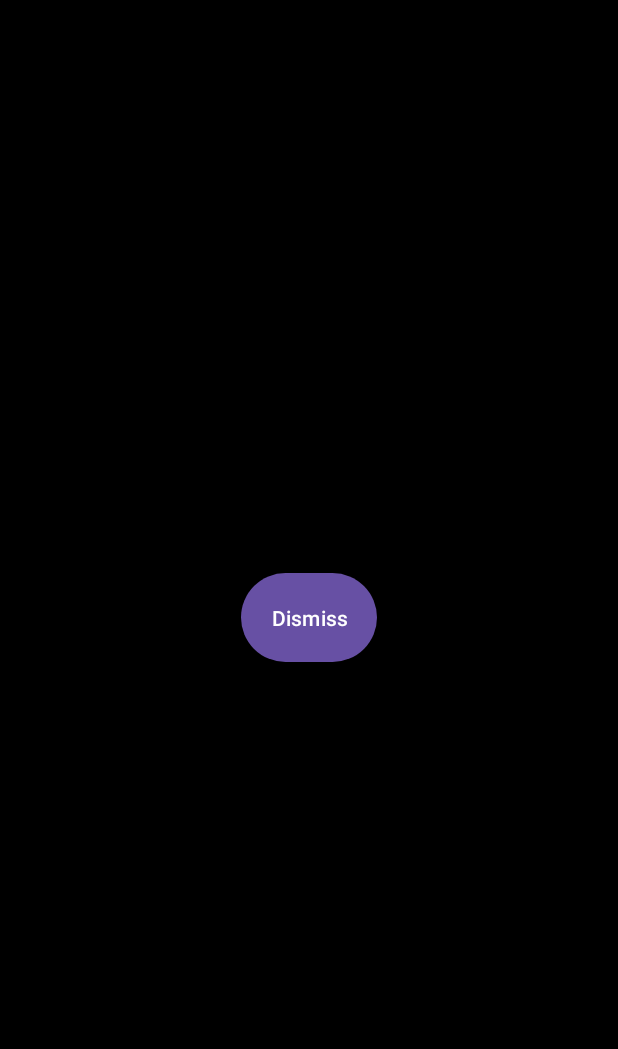
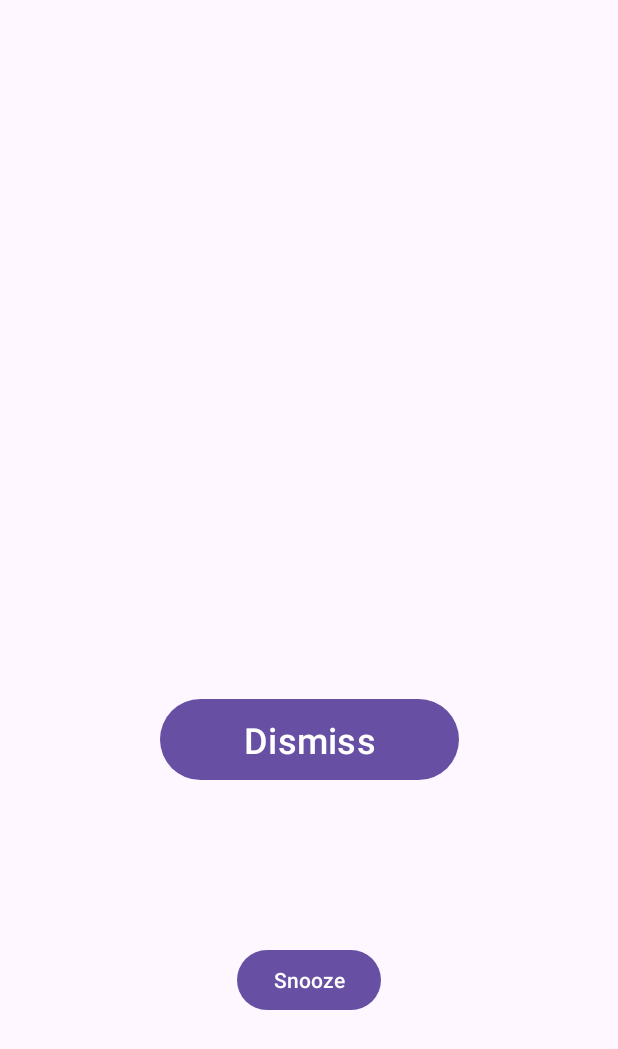
Before and after one commit to Forvely/Soluna, an Android app: the FullscreenAlarmActivity screen opened directly, with no data from a screen before it, on a phone screen of 412 x 824 dp. Shown: the top 1049 px of the screen. Run offline under Robolectric (Android 15) with nearby library versions, the phone set to English and light mode, and no system bars.

Commit message:
Added a temporary testing button, and added a snooze button which will have a customisable snooze duration in the future.

```diff
--- a/app/src/main/java/com/example/iwillworkv6/FullscreenAlarmActivity.kt
+++ b/app/src/main/java/com/example/iwillworkv6/FullscreenAlarmActivity.kt
@@ -7,6 +7,7 @@ import android.os.Bundle
 import android.view.WindowManager
 import android.widget.Button
 import androidx.appcompat.app.AppCompatActivity
+import java.util.concurrent.TimeUnit
 
 class FullscreenAlarmActivity : AppCompatActivity() {
 
@@ -31,10 +32,16 @@ class FullscreenAlarmActivity : AppCompatActivity() {
         // make hardware volume buttons control the alarm stream while this activity is visible
         volumeControlStream = AudioManager.STREAM_ALARM
 
-        findViewById<Button>(R.id.dismissButton).setOnClickListener {
+        findViewById<Button>(R.id.btn_Dismiss).setOnClickListener {
             // stop foreground service playing the alarm and finish activity
             stopService(Intent(this, AlarmPlayerService::class.java))
             finish()
         }
+        findViewById<Button>(R.id.btn_Snooze).setOnClickListener {
+            // stop foreground service playing the alarm and finish activity, then schedule a new alarm in _ minutes/seconds
+            stopService(Intent(this, AlarmPlayerService::class.java))
+            finish()
+            scheduleAlarmIn(5, TimeUnit.SECONDS)
+        }
     }
 }
--- a/app/src/main/res/layout/activity_fullscreen_alarm.xml
+++ b/app/src/main/res/layout/activity_fullscreen_alarm.xml
@@ -1,14 +1,32 @@
 <?xml version="1.0" encoding="utf-8"?>
-<FrameLayout xmlns:android="http://schemas.android.com/apk/res/android"
+<androidx.constraintlayout.widget.ConstraintLayout xmlns:android="http://schemas.android.com/apk/res/android"
+    xmlns:app="http://schemas.android.com/apk/res-auto"
+    xmlns:tools="http://schemas.android.com/tools"
+    android:id="@+id/main"
     android:layout_width="match_parent"
     android:layout_height="match_parent"
-    android:background="#000">
+    tools:context=".MainActivity">
 
     <Button
-        android:id="@+id/dismissButton"
+        android:id="@+id/btn_Dismiss"
+        android:layout_width="199dp"
+        android:layout_height="62dp"
+        android:layout_marginBottom="300dp"
+        android:text="Dismiss"
+        android:textSize="24sp"
+        app:layout_constraintBottom_toBottomOf="parent"
+        app:layout_constraintEnd_toEndOf="parent"
+        app:layout_constraintStart_toStartOf="parent" />
+
+    <Button
+        android:id="@+id/btn_Snooze"
         android:layout_width="wrap_content"
         android:layout_height="wrap_content"
-        android:text="Dismiss"
-        android:layout_gravity="center"
-        android:padding="20dp" />
-</FrameLayout>
+        android:layout_marginTop="105dp"
+        android:layout_marginBottom="147dp"
+        android:text="Snooze"
+        app:layout_constraintBottom_toBottomOf="parent"
+        app:layout_constraintEnd_toEndOf="parent"
+        app:layout_constraintStart_toStartOf="parent"
+        app:layout_constraintTop_toBottomOf="@+id/btn_Dismiss" />
+</androidx.constraintlayout.widget.ConstraintLayout>
--- a/settings.gradle.kts
+++ b/settings.gradle.kts
@@ -19,5 +19,5 @@ dependencyResolutionManagement {
     }
 }
 
-rootProject.name = "IWILLWORKV6"
+rootProject.name = "Soluna"
 include(":app")
```
Also changed, not shown: app/src/main/java/com/example/iwillworkv6/MainActivity.kt (+9 -34 lines), app/src/main/java/com/example/iwillworkv6/ScheduleAlarmInFunc.kt (added, +58 -0 lines), app/src/main/res/layout/activity_main.xml (+10 -0 lines).
